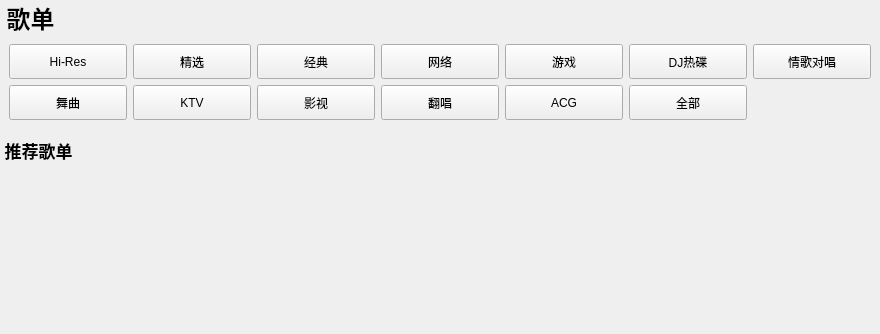
Old version of the form KuGouStart/SongList/SongList.ui in the repository a-mo-xi-wei/Qt-KuGouAppClient.
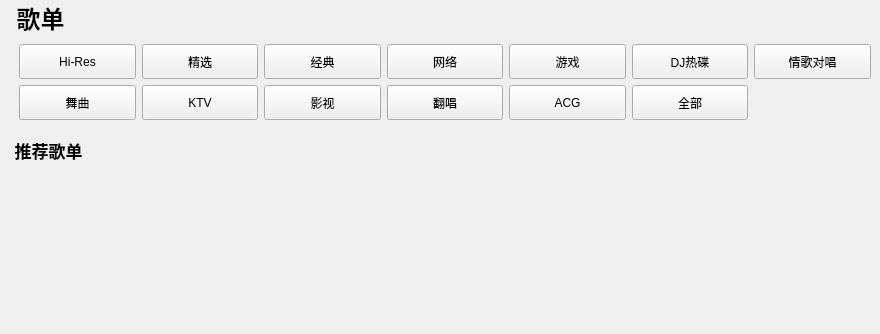
New version of the form. Custom widgets are drawn as their Qt base class.

Commit message: 调整间距

Patch:
```diff
--- a/KuGouStart/SongList/SongList.ui
+++ b/KuGouStart/SongList/SongList.ui
@@ -18,7 +18,7 @@
     <number>0</number>
    </property>
    <property name="leftMargin">
-    <number>0</number>
+    <number>10</number>
    </property>
    <property name="topMargin">
     <number>0</number>
@@ -45,7 +45,7 @@
        <rect>
         <x>0</x>
         <y>0</y>
-        <width>880</width>
+        <width>870</width>
         <height>334</height>
        </rect>
       </property>
```
